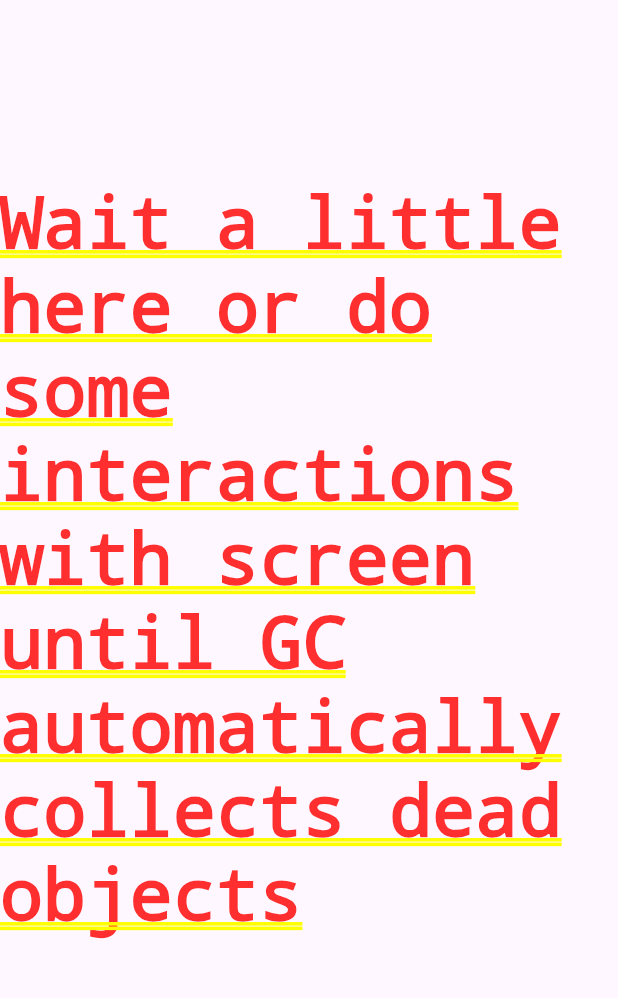
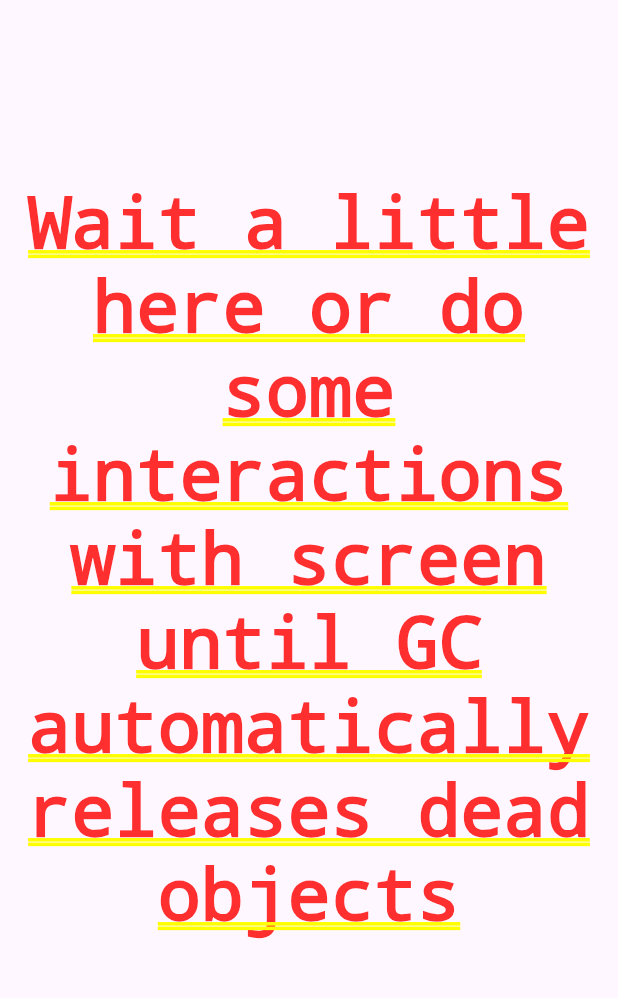
Before and after one commit to sb-dor/flutter_docs, a Flutter app: the WeakRefScreen screen opened directly, on a phone screen of 412 x 824 dp, the part 132-1130 px from its top. Run offline on Flutter 3.47's test engine with Material 3 defaults, Android fonts, the phone set to English and light mode, and no system bars.

Commit message:
minor improvemetns2

```diff
--- a/lib/weakref.dart
+++ b/lib/weakref.dart
@@ -64,7 +64,8 @@ class _WeakRefScreenState extends State<WeakRefScreen> {
           SliverFillRemaining(
             child: Center(
               child: Text(
-                'Wait a little here or do some interactions with screen until GC automatically collects dead objects',
+                'Wait a little here or do some interactions with screen until GC automatically releases dead objects',
+                textAlign: TextAlign.center,
               ),
             ),
           ),
```
